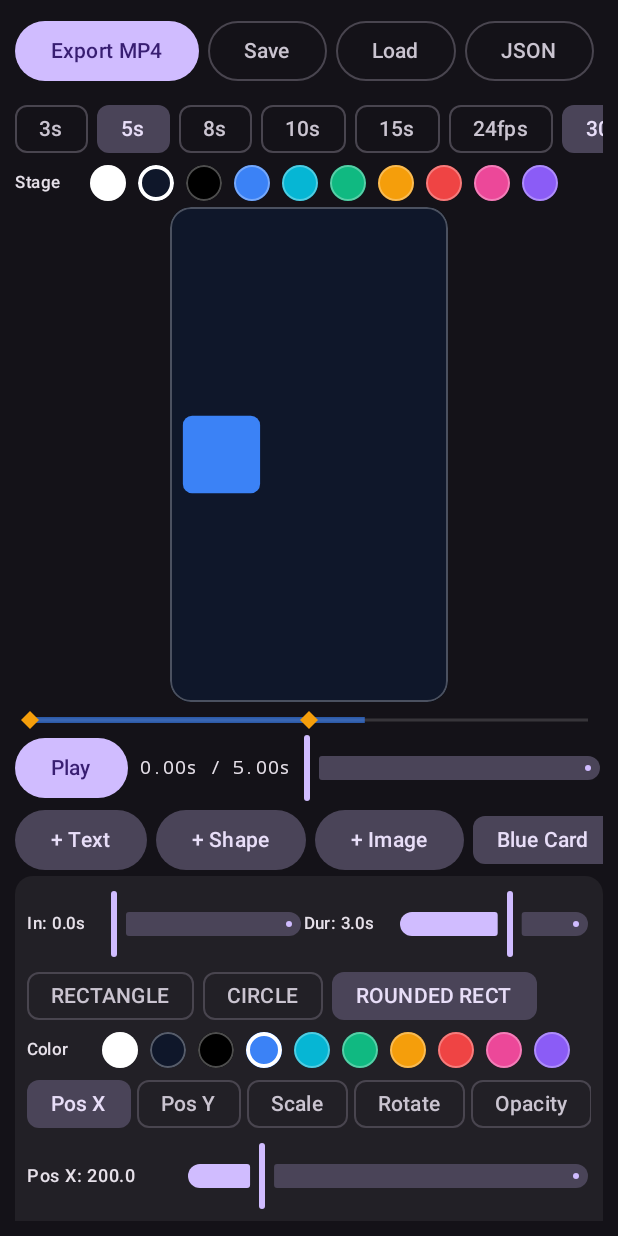
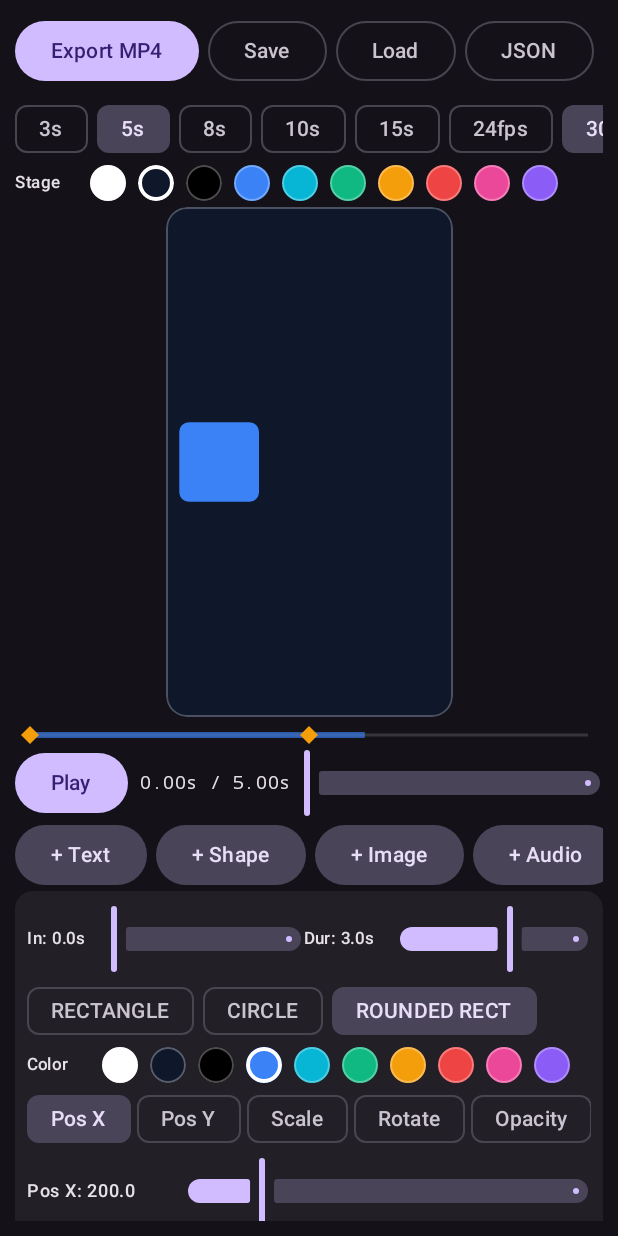
Before and after one commit to dustydasty18-create/motion-canvas, an Android app built with Jetpack Compose: the screen it shows after launch (MainActivity), on a phone screen of 412 x 824 dp. Run offline under Robolectric (Android 15) with nearby library versions, the phone set to English and light mode, and no system bars.

Commit message:
Milestone 7: Audio track import, synced preview, and MP4 audio muxing

```diff
--- a/app/src/main/java/com/mohammed/motioncanvas/MainActivity.kt
+++ b/app/src/main/java/com/mohammed/motioncanvas/MainActivity.kt
@@ -1,6 +1,8 @@
 package com.mohammed.motioncanvas
 
 import android.content.Intent
+import android.media.MediaPlayer
+import android.net.Uri
 import android.os.Bundle
 import android.widget.Toast
 import androidx.activity.ComponentActivity
@@ -52,22 +54,11 @@ class MainActivity : ComponentActivity() {
 
 @Composable
 fun ColorSwatchRow(label: String, selectedHex: Long, onSelect: (Long) -> Unit) {
-    Row(
-        modifier = Modifier.fillMaxWidth().horizontalScroll(rememberScrollState()),
-        horizontalArrangement = Arrangement.spacedBy(8.dp),
-        verticalAlignment = Alignment.CenterVertically
-    ) {
+    Row(Modifier.fillMaxWidth().horizontalScroll(rememberScrollState()), horizontalArrangement = Arrangement.spacedBy(8.dp), verticalAlignment = Alignment.CenterVertically) {
         Text(label, style = MaterialTheme.typography.labelSmall, modifier = Modifier.width(42.dp))
         SWATCH_COLORS.forEach { hex ->
             val isSelected = hex == selectedHex
-            Box(
-                modifier = Modifier
-                    .size(24.dp)
-                    .clip(CircleShape)
-                    .background(Color(hex.toInt()))
-                    .border(if (isSelected) 2.5.dp else 1.dp, if (isSelected) Color.White else Color.White.copy(alpha = 0.3f), CircleShape)
-                    .clickable { onSelect(hex) }
-            )
+            Box(Modifier.size(24.dp).clip(CircleShape).background(Color(hex.toInt())).border(if (isSelected) 2.5.dp else 1.dp, if (isSelected) Color.White else Color.White.copy(alpha = 0.3f), CircleShape).clickable { onSelect(hex) })
         }
     }
 }
@@ -79,16 +70,11 @@ fun KeyframeTrackBar(totalDurationMs: Long, keyTimesMs: List<Long>, activeStartM
         val startX = ((activeStartMs / dur).coerceIn(0f, 1f)) * size.width
         val endX = ((activeEndMs / dur).coerceIn(0f, 1f)) * size.width
         drawLine(Color.White.copy(alpha = 0.15f), Offset(0f, size.height / 2f), Offset(size.width, size.height / 2f), strokeWidth = 3f)
-        if (endX > startX) {
-            drawLine(Color(0xFF3B82F6).copy(alpha = 0.65f), Offset(startX, size.height / 2f), Offset(endX, size.height / 2f), strokeWidth = 6f)
-        }
-        val r = 6.dp.toPx()
-        val cy = size.height / 2f
+        if (endX > startX) drawLine(Color(0xFF3B82F6).copy(alpha = 0.65f), Offset(startX, size.height / 2f), Offset(endX, size.height / 2f), strokeWidth = 6f)
+        val r = 6.dp.toPx(); val cy = size.height / 2f
         keyTimesMs.forEach { t ->
             val cx = ((t / dur).coerceIn(0f, 1f)) * size.width
-            val diamond = Path().apply {
-                moveTo(cx, cy - r); lineTo(cx + r, cy); lineTo(cx, cy + r); lineTo(cx - r, cy); close()
-            }
+            val diamond = Path().apply { moveTo(cx, cy - r); lineTo(cx + r, cy); lineTo(cx, cy + r); lineTo(cx - r, cy); close() }
             drawPath(diamond, Color(0xFFF59E0B))
         }
     }
@@ -113,11 +99,37 @@ fun MotionEditorScreen() {
         updateProject(project.copy(layers = project.layers.map { if (it.id == id) fn(it) else it }))
     }
 
+    val mediaPlayer = remember(project.audio?.uriString) {
+        project.audio?.let { track ->
+            runCatching { MediaPlayer().apply { setDataSource(context, Uri.parse(track.uriString)); prepare() } }.getOrNull()
+        }
+    }
+    DisposableEffect(mediaPlayer) { onDispose { runCatching { mediaPlayer?.release() } } }
+
+    LaunchedEffect(isPlaying, mediaPlayer, project.audio) {
+        val mp = mediaPlayer ?: return@LaunchedEffect
+        val audio = project.audio ?: return@LaunchedEffect
+        if (isPlaying) {
+            val targetMs = (currentTimeMs - audio.startTimeMs + audio.trimStartMs).toInt()
+            if (targetMs >= 0 && targetMs < mp.duration) {
+                mp.setVolume(audio.volume, audio.volume); mp.seekTo(targetMs); mp.start()
+            }
+        } else if (mp.isPlaying) { mp.pause() }
+    }
+
     val imagePicker = rememberLauncherForActivityResult(ActivityResultContracts.OpenDocument()) { uri ->
         if (uri != null) {
             runCatching { context.contentResolver.takePersistableUriPermission(uri, Intent.FLAG_GRANT_READ_URI_PERMISSION) }
             val l = Layer.ImageLayer(name = "Image ${project.layers.size + 1}", durationMs = project.durationMs, uriString = uri.toString())
             updateProject(project.copy(layers = project.layers + l)); selectedLayerId = l.id
+        }
+    }
+    val audioPicker = rememberLauncherForActivityResult(ActivityResultContracts.OpenDocument()) { uri ->
+        if (uri != null) {
+            runCatching { context.contentResolver.takePersistableUriPermission(uri, Intent.FLAG_GRANT_READ_URI_PERMISSION) }
+            val trackName = uri.lastPathSegment?.substringAfterLast('/') ?: "Audio Track"
+            updateProject(project.copy(audio = AudioTrack(uriString = uri.toString(), name = trackName)))
+            Toast.makeText(context, "Audio added: $trackName", Toast.LENGTH_SHORT).show()
         }
     }
     val exportJson = rememberLauncherForActivityResult(ActivityResultContracts.CreateDocument("application/json")) { uri ->
@@ -133,7 +145,11 @@ fun MotionEditorScreen() {
         var lastNanos = withFrameNanos { it }
         while (isPlaying) {
             val now = withFrameNanos { it }
-            currentTimeMs = (currentTimeMs + (now - lastNanos) / 1_000_000L) % project.durationMs
+            val next = currentTimeMs + (now - lastNanos) / 1_000_000L
+            if (next >= project.durationMs) {
+                currentTimeMs = 0L
+                project.audio?.let { a -> mediaPlayer?.let { mp -> val t = a.trimStartMs.toInt(); if (t < mp.duration) mp.seekTo(t) } }
+            } else currentTimeMs = next
             lastNanos = now
         }
     }
@@ -158,17 +174,18 @@ fun MotionEditorScreen() {
         if (exportProgress != null) { Spacer(Modifier.height(4.dp)); LinearProgressIndicator(progress = { exportProgress ?: 0f }, modifier = Modifier.fillMaxWidth()) }
         Spacer(Modifier.height(4.dp))
         Row(Modifier.fillMaxWidth().horizontalScroll(rememberScrollState()), horizontalArrangement = Arrangement.spacedBy(6.dp), verticalAlignment = Alignment.CenterVertically) {
-            listOf(3000L, 5000L, 8000L, 10000L, 15000L).forEach { dur ->
-                FilterChip(selected = project.durationMs == dur, onClick = {
-                    currentTimeMs = currentTimeMs.coerceAtMost(dur)
-                    updateProject(project.copy(durationMs = dur))
-                }, label = { Text("${dur / 1000}s") })
-            }
-            listOf(24, 30, 60).forEach { f ->
-                FilterChip(selected = project.fps == f, onClick = { updateProject(project.copy(fps = f)) }, label = { Text("${f}fps") })
+            listOf(3000L, 5000L, 8000L, 10000L, 15000L).forEach { dur -> FilterChip(selected = project.durationMs == dur, onClick = { currentTimeMs = currentTimeMs.coerceAtMost(dur); updateProject(project.copy(durationMs = dur)) }, label = { Text("${dur / 1000}s") }) }
+            listOf(24, 30, 60).forEach { f -> FilterChip(selected = project.fps == f, onClick = { updateProject(project.copy(fps = f)) }, label = { Text("${f}fps") }) }
+        }
+        ColorSwatchRow("Stage", project.backgroundColorHex) { hex -> updateProject(project.copy(backgroundColorHex = hex)) }
+        if (project.audio != null) {
+            val a = project.audio!!
+            Row(Modifier.fillMaxWidth(), verticalAlignment = Alignment.CenterVertically) {
+                Text("🎵 ${a.name.take(12)} | Trim:${String.format("%.1fs", a.trimStartMs / 1000f)}", style = MaterialTheme.typography.labelSmall, modifier = Modifier.width(145.dp))
+                Slider(value = a.trimStartMs.toFloat(), onValueChange = { t -> isPlaying = false; updateProject(project.copy(audio = a.copy(trimStartMs = t.toLong()))) }, valueRange = 0f..30000f, modifier = Modifier.weight(1f))
+                TextButton(onClick = { isPlaying = false; updateProject(project.copy(audio = null)) }) { Text("X", color = MaterialTheme.colorScheme.error) }
             }
         }
-        ColorSwatchRow("Stage", project.backgroundColorHex) { hex -> updateProject(project.copy(backgroundColorHex = hex)) }
         Spacer(Modifier.height(4.dp))
         Box(Modifier.weight(1f).fillMaxWidth(), contentAlignment = Alignment.Center) {
             if (showJson) {
@@ -181,14 +198,7 @@ fun MotionEditorScreen() {
             }
         }
         Spacer(Modifier.height(4.dp))
-        if (selectedLayer != null) {
-            KeyframeTrackBar(
-                totalDurationMs = project.durationMs,
-                keyTimesMs = selectedLayer.keyframeGlobalTimesFor(selectedProp),
-                activeStartMs = selectedLayer.startTimeMs,
-                activeEndMs = selectedLayer.startTimeMs + selectedLayer.durationMs
-            )
-        }
+        if (selectedLayer != null) KeyframeTrackBar(project.durationMs, selectedLayer.keyframeGlobalTimesFor(selectedProp), selectedLayer.startTimeMs, selectedLayer.startTimeMs + selectedLayer.durationMs)
         Row(Modifier.fillMaxWidth(), verticalAlignment = Alignment.CenterVertically) {
             Button(onClick = { isPlaying = !isPlaying }) { Text(if (isPlaying) "Pause" else "Play") }
             Spacer(Modifier.width(8.dp))
@@ -200,6 +210,7 @@ fun MotionEditorScreen() {
             FilledTonalButton(onClick = { val l = Layer.TextLayer(name = "Text ${project.layers.size + 1}", text = "New Text", durationMs = project.durationMs); updateProject(project.copy(layers = project.layers + l)); selectedLayerId = l.id }) { Text("+ Text") }
             FilledTonalButton(onClick = { val l = Layer.ShapeLayer(name = "Shape ${project.layers.size + 1}", durationMs = project.durationMs); updateProject(project.copy(layers = project.layers + l)); selectedLayerId = l.id }) { Text("+ Shape") }
             FilledTonalButton(onClick = { imagePicker.launch(arrayOf("image/*")) }) { Text("+ Image") }
+            FilledTonalButton(onClick = { audioPicker.launch(arrayOf("audio/*")) }) { Text("+ Audio") }
             project.layers.forEach { layer -> FilterChip(selected = layer.id == selectedLayerId, onClick = { selectedLayerId = layer.id }, label = { Text(layer.name) }) }
             if (selectedLayer != null) {
                 OutlinedButton(onClick = { updateProject(project.moveLayer(selectedLayer.id, 1)) }, contentPadding = PaddingValues(horizontal = 8.dp)) { Text("Front") }
@@ -209,7 +220,7 @@ fun MotionEditorScreen() {
         if (selectedLayer != null) {
             val eval = KeyframeInterpolator.evaluateTrack(selectedLayer.transform, (currentTimeMs - selectedLayer.startTimeMs).coerceIn(0L, selectedLayer.durationMs))
             val curVal = when (selectedProp) { TrackProperty.X -> eval.x; TrackProperty.Y -> eval.y; TrackProperty.SCALE -> eval.scaleX; TrackProperty.ROTATION -> eval.rotation; TrackProperty.OPACITY -> eval.opacity }
-            Column(Modifier.fillMaxWidth().heightIn(max = 230.dp).verticalScroll(rememberScrollState()).background(Color.White.copy(alpha = 0.06f), RoundedCornerShape(12.dp)).padding(8.dp)) {
+            Column(Modifier.fillMaxWidth().heightIn(max = 220.dp).verticalScroll(rememberScrollState()).background(Color.White.copy(alpha = 0.06f), RoundedCornerShape(12.dp)).padding(8.dp)) {
                 Row(verticalAlignment = Alignment.CenterVertically) {
                     Text("In: ${String.format("%.1fs", selectedLayer.startTimeMs / 1000f)}", style = MaterialTheme.typography.labelSmall, modifier = Modifier.width(56.dp))
                     Slider(value = selectedLayer.startTimeMs.toFloat(), onValueChange = { s -> updateSelectedLayer { it.withTiming(s.toLong(), it.durationMs) } }, valueRange = 0f..(project.durationMs - 200L).coerceAtLeast(200L).toFloat(), modifier = Modifier.weight(1f))
```
Also changed, not shown: app/src/main/java/com/mohammed/motioncanvas/export/VideoExporter.kt (+95 -21 lines), app/src/main/java/com/mohammed/motioncanvas/model/SceneModels.kt (+11 -1 lines).
